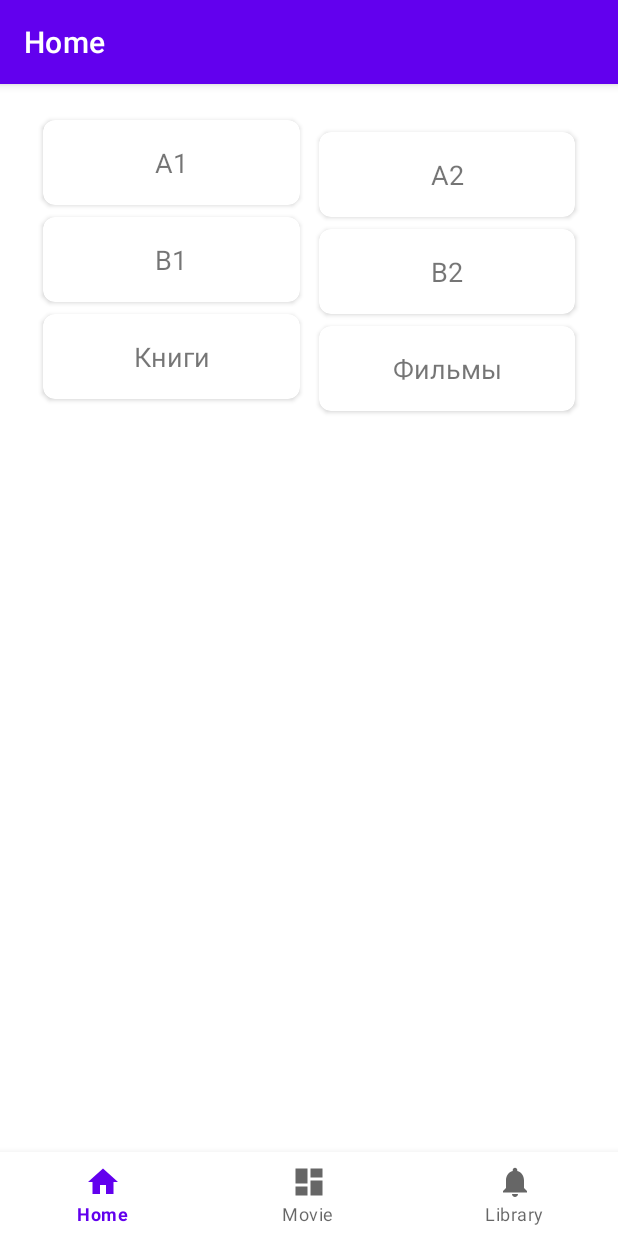
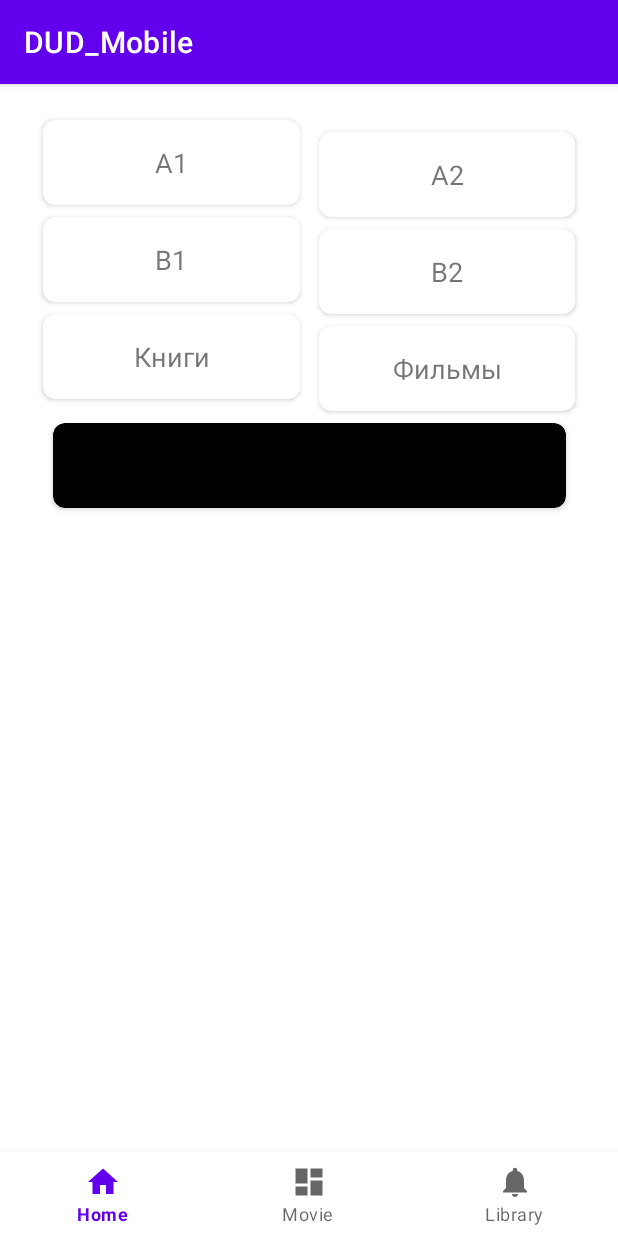
Before and after one commit to tashbaevb/DUD_Mobile, an Android app: the HomeFragment screen opened through its navigation route, on a phone screen of 412 x 824 dp. Run offline under Robolectric (Android 15) with nearby library versions, the phone set to English and light mode, and no system bars; our stand-ins replace navigation-ui.

Commit message:
FeedbackFragment added with POST request | HomeFragment updated feedbackCard

```diff
--- a/app/src/main/java/com/example/dud_mobile/MainActivity.java
+++ b/app/src/main/java/com/example/dud_mobile/MainActivity.java
@@ -31,7 +31,6 @@ public class MainActivity extends AppCompatActivity {
                 .findFragmentById(R.id.nav_host);
         NavController navController = navHostFragment.getNavController();
 
-        NavigationUI.setupActionBarWithNavController(this, navController, appBarConfiguration);
         NavigationUI.setupWithNavController(binding.navView, navController);
     }
 }
--- a/app/src/main/java/com/example/dud_mobile/constant/ConstantAPI.java
+++ b/app/src/main/java/com/example/dud_mobile/constant/ConstantAPI.java
@@ -2,5 +2,5 @@ package com.example.dud_mobile.constant;
 
 public class ConstantAPI {
 
-    public static final String BASE_URL = "http://192.168.0.101:8086/";
+    public static final String BASE_URL = "http://192.168.88.236:8086/";
 }
--- a/app/src/main/java/com/example/dud_mobile/remote_data/API.java
+++ b/app/src/main/java/com/example/dud_mobile/remote_data/API.java
@@ -1,5 +1,6 @@
 package com.example.dud_mobile.remote_data;
 
+import com.example.dud_mobile.models.Feedback;
 import com.example.dud_mobile.models.content.Library;
 import com.example.dud_mobile.models.content.Movie;
 import com.example.dud_mobile.models.lessons.qa.CheckAnswer;
@@ -52,4 +53,9 @@ public interface API {
 
     @GET("book/getAll")
     Call<List<Library>> getAllBooks();
+
+
+    // Feedback
+    @POST("user/feedback")
+    Call<String> sendFeedback(@Header("Authorization") String token, @Body Feedback feedback);
 }
--- a/app/src/main/java/com/example/dud_mobile/ui/home/HomeFragment.java
+++ b/app/src/main/java/com/example/dud_mobile/ui/home/HomeFragment.java
@@ -57,6 +57,13 @@ public class HomeFragment extends Fragment {
             }
         });
 
+        binding.cardFeedback.setOnClickListener(new View.OnClickListener() {
+            @Override
+            public void onClick(View v) {
+                Navigation.findNavController(requireActivity(), R.id.nav_host).navigate(R.id.action_navigation_home_to_feedbackFragment);
+            }
+        });
+
         return root;
     }
 
--- a/app/src/main/res/layout/fragment_home.xml
+++ b/app/src/main/res/layout/fragment_home.xml
@@ -8,7 +8,7 @@
         android:padding="16dp"
         tools:context=".ui.home.HomeFragment">
 
-    <!-- Карточки A1 и A2 -->
+    <!-- Карточка A1 -->
     <androidx.cardview.widget.CardView
             android:id="@+id/card_A1"
             android:layout_width="0dp"
@@ -30,6 +30,7 @@
                 android:textSize="18sp"/>
     </androidx.cardview.widget.CardView>
 
+    <!-- Карточка A2 -->
     <androidx.cardview.widget.CardView
             android:id="@+id/card_A2"
             android:layout_width="0dp"
@@ -51,7 +52,7 @@
                 android:textSize="18sp"/>
     </androidx.cardview.widget.CardView>
 
-    <!-- Карточки B1 и B2 -->
+    <!-- Карточка B1 -->
     <androidx.cardview.widget.CardView
             android:id="@+id/card_B1"
             android:layout_width="0dp"
@@ -73,6 +74,7 @@
                 android:textSize="18sp"/>
     </androidx.cardview.widget.CardView>
 
+    <!-- Карточка B2 -->
     <androidx.cardview.widget.CardView
             android:id="@+id/card_B2"
             android:layout_width="0dp"
@@ -94,7 +96,7 @@
                 android:textSize="18sp"/>
     </androidx.cardview.widget.CardView>
 
-    <!-- Карточки Книги и Фильмы -->
+    <!-- Карточка Книги -->
     <androidx.cardview.widget.CardView
             android:id="@+id/card_books"
             android:layout_width="0dp"
@@ -116,6 +118,7 @@
                 android:textSize="18sp"/>
     </androidx.cardview.widget.CardView>
 
+    <!-- Карточка Фильмы -->
     <androidx.cardview.widget.CardView
             android:id="@+id/card_movies"
             android:layout_width="0dp"
@@ -137,4 +140,27 @@
                 android:textSize="18sp"/>
     </androidx.cardview.widget.CardView>
 
+    <!-- Карточка Feedback -->
+    <androidx.cardview.widget.CardView
+            android:id="@+id/card_feedback"
+            android:layout_width="0dp"
+            android:layout_height="wrap_content"
+            android:layout_marginTop="8dp"
+            android:backgroundTint="@color/black"
+            app:cardCornerRadius="8dp"
+            app:layout_constraintEnd_toEndOf="parent"
+            app:layout_constraintStart_toStartOf="parent"
+            app:layout_constraintTop_toBottomOf="@+id/card_movies"
+            app:layout_constraintWidth_percent="0.9">
+
+        <TextView
+                android:layout_width="match_parent"
+                android:layout_height="wrap_content"
+                android:layout_gravity="center"
+                android:padding="16dp"
+                android:text="Оставить отзыв!"
+                android:textAlignment="center"
+                android:textSize="18sp"/>
+    </androidx.cardview.widget.CardView>
+
 </androidx.constraintlayout.widget.ConstraintLayout>
--- a/app/src/main/res/navigation/mobile_navigation.xml
+++ b/app/src/main/res/navigation/mobile_navigation.xml
@@ -15,6 +15,7 @@
                 app:destination="@id/navigation_dashboard"/>
         <action android:id="@+id/action_navigation_home_to_navigation_notifications"
                 app:destination="@id/navigation_notifications"/>
+        <action android:id="@+id/action_navigation_home_to_feedbackFragment" app:destination="@id/feedbackFragment"/>
     </fragment>
 
     <fragment
@@ -94,5 +95,9 @@
         <action android:id="@+id/action_libraryDetailFragment_to_navigation_notifications"
                 app:destination="@id/navigation_notifications"/>
     </fragment>
+    <fragment android:id="@+id/feedbackFragment" android:name="com.example.dud_mobile.ui.feedback.FeedbackFragment"
+              android:label="fragment_feedback" tools:layout="@layout/fragment_feedback">
+        <action android:id="@+id/action_feedbackFragment_to_navigation_home" app:destination="@id/navigation_home"/>
+    </fragment>
 
 </navigation>
--- a/app/src/main/res/values-night/themes.xml
+++ b/app/src/main/res/values-night/themes.xml
@@ -1,6 +1,6 @@
 <resources xmlns:tools="http://schemas.android.com/tools">
     <!-- Base application theme. -->
-    <style name="Theme.DUD_Mobile" parent="Theme.MaterialComponents.DayNight.DarkActionBar">
+    <style name="Theme.DUD_Mobile" parent="Theme.MaterialComponents.DayNight.NoActionBar">
         <!-- Primary brand color. -->
         <item name="colorPrimary">@color/purple_200</item>
         <item name="colorPrimaryVariant">@color/purple_700</item>
```
Also changed, not shown: app/src/main/java/com/example/dud_mobile/auth/LoginFragment.java (+13 -12 lines), app/src/main/java/com/example/dud_mobile/models/Feedback.java (added, +18 -0 lines), app/src/main/java/com/example/dud_mobile/models/user/LoginResponse.java (+18 -0 lines), app/src/main/java/com/example/dud_mobile/ui/feedback/FeedbackFragment.java (added, +69 -0 lines), app/src/main/res/layout/fragment_feedback.xml (added, +34 -0 lines), app/src/main/res/layout/fragment_library.xml (+4 -4 lines), app/src/main/res/layout/item_lesson.xml (+5 -4 lines), app/src/main/res/layout/item_library.xml (+9 -13 lines).
